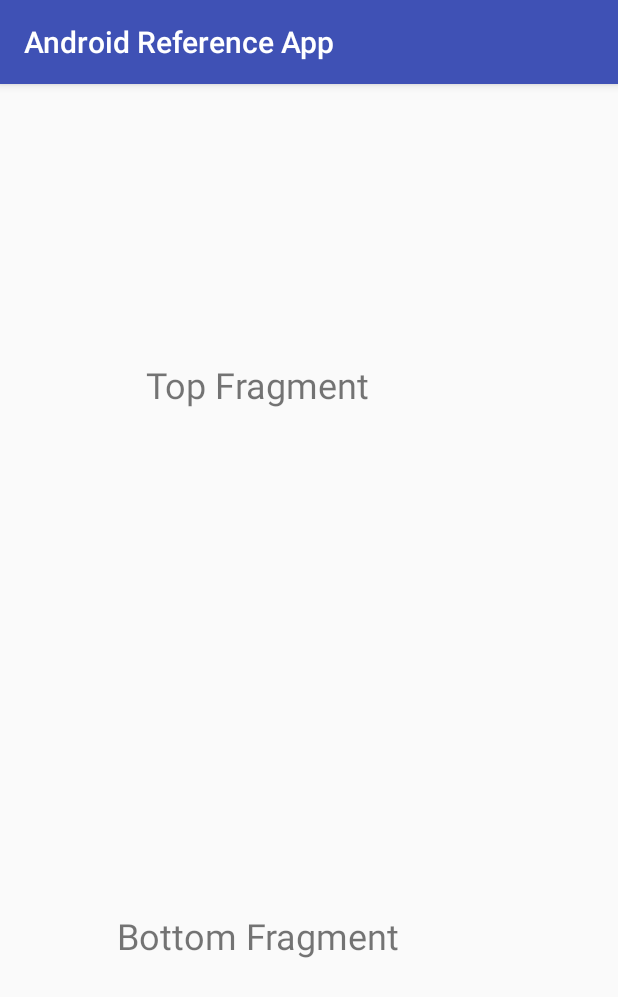
After one commit to mazleo/AndroidReferenceApp, an Android app: the FragmentActivity screen opened directly, with no data from a screen before it, on a phone screen of 412 x 824 dp. The commit adds this screen. Shown: the top 997 px of the screen. Run offline under Robolectric (Android 15) with nearby library versions, the phone set to English and light mode, and no system bars.

Commit message:
Add Fragments Add Overflow Menu

```diff
--- a/app/src/main/AndroidManifest.xml
+++ b/app/src/main/AndroidManifest.xml
@@ -21,7 +21,9 @@
         <activity android:name=".EdittextDisplayMessage" />
         <activity android:name=".EventHandlingActivity" />
         <activity android:name=".GestureActivity" />
-        <activity android:name=".ScrollingActivity"></activity>
+        <activity android:name=".ScrollingActivity" />
+        <activity android:name=".FragmentActivity" />
+        <activity android:name=".OverflowMenuActivity"></activity>
     </application>
 
 </manifest>
--- /dev/null
+++ b/app/src/main/java/com/app/reference/android/androidreferenceapp/BottomFragment.java
@@ -0,0 +1,17 @@
+package com.app.reference.android.androidreferenceapp;
+
+import android.app.Fragment;
+import android.os.Bundle;
+import android.support.annotation.Nullable;
+import android.view.LayoutInflater;
+import android.view.View;
+import android.view.ViewGroup;
+
+public class BottomFragment extends Fragment {
+    @Nullable
+    @Override
+    public View onCreateView(LayoutInflater inflater, @Nullable ViewGroup container, Bundle savedInstanceState) {
+        View view = inflater.inflate(R.layout.bottom_fragment, container, false);
+        return view;
+    }
+}
--- /dev/null
+++ b/app/src/main/java/com/app/reference/android/androidreferenceapp/FragmentActivity.java
@@ -0,0 +1,13 @@
+package com.app.reference.android.androidreferenceapp;
+
+import android.support.v7.app.AppCompatActivity;
+import android.os.Bundle;
+
+public class FragmentActivity extends AppCompatActivity {
+
+    @Override
+    protected void onCreate(Bundle savedInstanceState) {
+        super.onCreate(savedInstanceState);
+        setContentView(R.layout.activity_fragment);
+    }
+}
--- /dev/null
+++ b/app/src/main/java/com/app/reference/android/androidreferenceapp/TopFragment.java
@@ -0,0 +1,17 @@
+package com.app.reference.android.androidreferenceapp;
+
+import android.app.Fragment;
+import android.os.Bundle;
+import android.support.annotation.Nullable;
+import android.view.LayoutInflater;
+import android.view.View;
+import android.view.ViewGroup;
+
+public class TopFragment extends Fragment {
+    @Nullable
+    @Override
+    public View onCreateView(LayoutInflater inflater, @Nullable ViewGroup container, Bundle savedInstanceState) {
+        View view = inflater.inflate(R.layout.top_fragment, container, false);
+        return view;
+    }
+}
--- /dev/null
+++ b/app/src/main/res/layout/activity_fragment.xml
@@ -0,0 +1,29 @@
+<?xml version="1.0" encoding="utf-8"?>
+<android.support.constraint.ConstraintLayout xmlns:android="http://schemas.android.com/apk/res/android"
+    xmlns:app="http://schemas.android.com/apk/res-auto"
+    xmlns:tools="http://schemas.android.com/tools"
+    android:layout_width="match_parent"
+    android:layout_height="match_parent"
+    tools:context="com.app.reference.android.androidreferenceapp.FragmentActivity">
+
+    <fragment
+        android:id="@+id/top_fragment"
+        android:name="com.app.reference.android.androidreferenceapp.TopFragment"
+        android:layout_width="344dp"
+        android:layout_height="wrap_content"
+        app:layout_constraintBottom_toBottomOf="parent"
+        app:layout_constraintTop_toTopOf="parent"
+        app:layout_constraintVertical_bias="0.25"
+        tools:layout_editor_absoluteX="8dp" />
+
+    <fragment
+        android:id="@+id/bottom_fragment"
+        android:name="com.app.reference.android.androidreferenceapp.BottomFragment"
+        android:layout_width="344dp"
+        android:layout_height="wrap_content"
+        app:layout_constraintBottom_toBottomOf="parent"
+        app:layout_constraintTop_toTopOf="parent"
+        app:layout_constraintVertical_bias="0.75"
+        tools:layout_editor_absoluteX="8dp" />
+
+</android.support.constraint.ConstraintLayout>
--- /dev/null
+++ b/app/src/main/res/layout/bottom_fragment.xml
@@ -0,0 +1,18 @@
+<?xml version="1.0" encoding="utf-8"?>
+<android.support.constraint.ConstraintLayout xmlns:android="http://schemas.android.com/apk/res/android"
+    xmlns:app="http://schemas.android.com/apk/res-auto"
+    xmlns:tools="http://schemas.android.com/tools"
+    android:layout_width="match_parent"
+    android:layout_height="match_parent">
+
+    <TextView
+        android:layout_width="wrap_content"
+        android:layout_height="wrap_content"
+        android:text="Bottom Fragment"
+        android:textSize="24dp"
+        app:layout_constraintLeft_toLeftOf="parent"
+        app:layout_constraintRight_toRightOf="parent"
+        app:layout_constraintTop_toTopOf="parent"
+        app:layout_constraintBottom_toBottomOf="parent" />
+
+</android.support.constraint.ConstraintLayout>
--- /dev/null
+++ b/app/src/main/res/layout/top_fragment.xml
@@ -0,0 +1,19 @@
+<?xml version="1.0" encoding="utf-8"?>
+<android.support.constraint.ConstraintLayout xmlns:android="http://schemas.android.com/apk/res/android"
+    xmlns:app="http://schemas.android.com/apk/res-auto"
+    xmlns:tools="http://schemas.android.com/tools"
+    android:layout_width="match_parent"
+    android:layout_height="match_parent"
+    tools:context="com.app.reference.android.androidreferenceapp.TextviewActivity">
+
+    <TextView
+        android:layout_width="wrap_content"
+        android:layout_height="wrap_content"
+        android:text="Top Fragment"
+        android:textSize="24dp"
+        app:layout_constraintTop_toTopOf="parent"
+        app:layout_constraintBottom_toBottomOf="parent"
+        app:layout_constraintLeft_toLeftOf="parent"
+        app:layout_constraintRight_toRightOf="parent" />
+
+</android.support.constraint.ConstraintLayout>
--- a/app/src/main/res/values/strings.xml
+++ b/app/src/main/res/values/strings.xml
@@ -6,5 +6,10 @@
         <item>Event Handling</item>
         <item>Scrolling</item>
         <item>Gestures</item>
+        <item>Fragments</item>
+        <item>Overflow Menu</item>
     </string-array>
+    <string name="red_string">Red</string>
+    <string name="blue_string">Blue</string>
+    <string name="green_string">Green</string>
 </resources>
```
Also changed, not shown: app/src/main/java/com/app/reference/android/androidreferenceapp/MainActivity.java (+8 -0 lines), app/src/main/java/com/app/reference/android/androidreferenceapp/OverflowMenuActivity.java (added, +49 -0 lines), app/src/main/res/layout/activity_overflow_menu.xml (added, +22 -0 lines), app/src/main/res/menu/menu_main.xml (added, +23 -0 lines), app/src/main/res/drawable/activitylifecycle.png (added).
